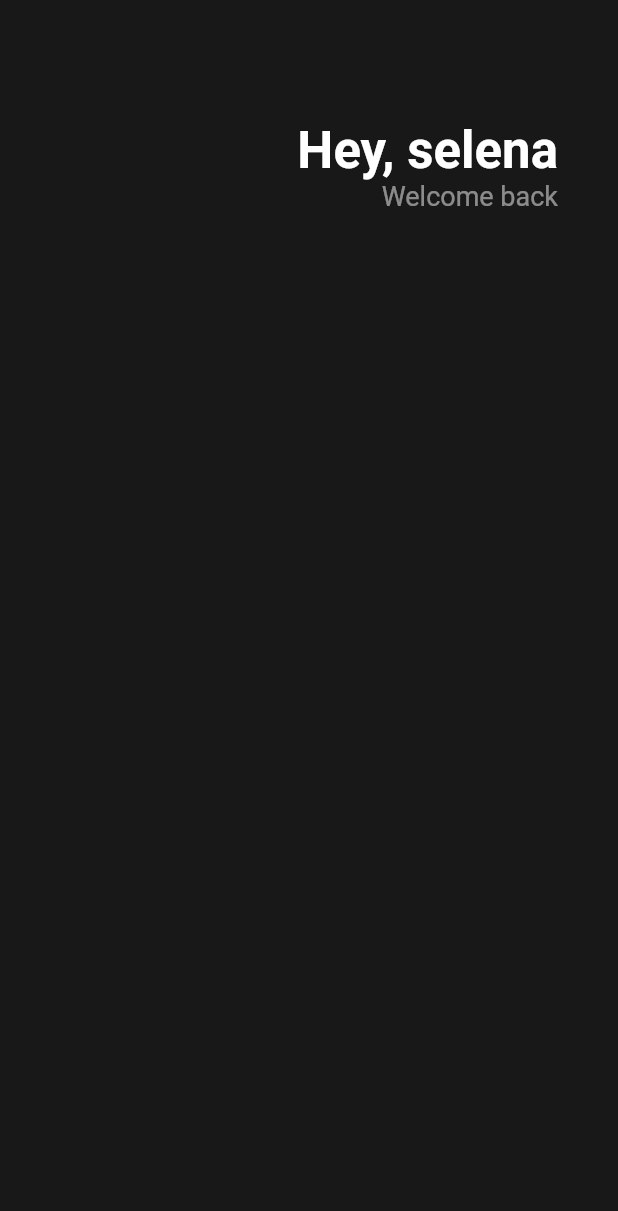
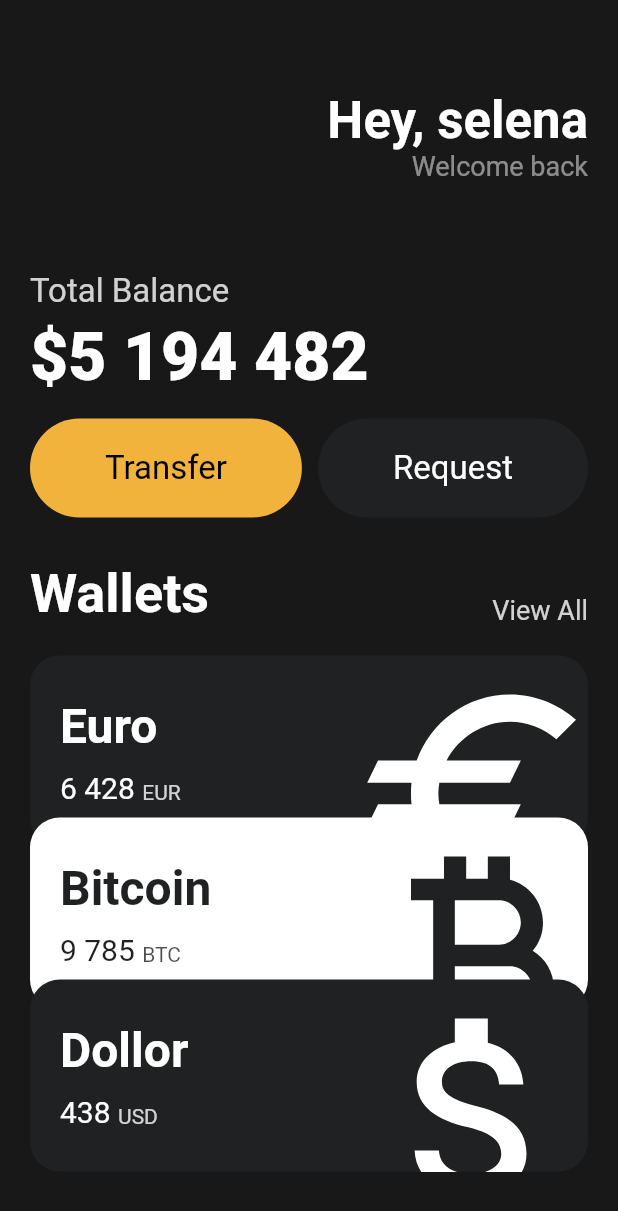
Before and after one commit to Oortsae/flutter_toonflix, a Flutter app: the screen it shows after launch, on a phone screen of 412 x 824 dp. Shown: the top 1211 px of the screen. Run offline on Flutter 3.47's test engine with Material 2 defaults, Android fonts, the phone set to English and light mode, and no system bars.

Commit message:
Day1_class

```diff
--- a/lib/main.dart
+++ b/lib/main.dart
@@ -1,4 +1,9 @@
 import 'package:flutter/material.dart';
+import 'package:toonflix/widgets/button.dart';
+import 'package:toonflix/widgets/currency_card.dart';
+
+const taxAmount = 15;
+const priceAmount = 30;
 
 void main() {
   runApp(App());
@@ -9,13 +14,15 @@ class App extends StatelessWidget {
   Widget build(BuildContext context) {
     return MaterialApp(
       home: Scaffold(
-        backgroundColor: Color(0xFF181818),
-        body: Padding(
-          padding: EdgeInsets.symmetric(horizontal: 40),
+        backgroundColor: const Color(0xFF181818),
+        body: SingleChildScrollView(
+          child: Padding(
+            padding: const EdgeInsets.symmetric(horizontal: 20),
             child: Column(
+              crossAxisAlignment: CrossAxisAlignment.start,
               children: [
-              SizedBox(
-                height: 80,
+                const SizedBox(
+                  height: 60,
                 ),
                 Row(
                   mainAxisAlignment: MainAxisAlignment.end,
@@ -23,7 +30,7 @@ class App extends StatelessWidget {
                     Column(
                       crossAxisAlignment: CrossAxisAlignment.end,
                       children: [
-                      Text(
+                        const Text(
                           'Hey, selena',
                           style: TextStyle(
                               color: Colors.white,
@@ -33,13 +40,111 @@ class App extends StatelessWidget {
                         Text(
                           'Welcome back',
                           style: TextStyle(
-                            color: Colors.white.withOpacity(0.5), fontSize: 18),
+                              color: Colors.white.withOpacity(0.5),
+                              fontSize: 18),
                         ),
                       ],
                     )
                   ],
                 ),
+                const SizedBox(
+                  height: 60,
+                ),
+                Text(
+                  'Total Balance',
+                  style: TextStyle(
+                      fontSize: 22, color: Colors.white.withOpacity(0.8)),
+                ),
+                const SizedBox(
+                  height: 5,
+                ),
+                const Text(
+                  '\$5 194 482',
+                  style: TextStyle(
+                      fontSize: 44,
+                      color: Colors.white,
+                      fontWeight: FontWeight.w800),
+                ),
+                const SizedBox(
+                  height: 15,
+                ),
+                Row(
+                  mainAxisAlignment: MainAxisAlignment.spaceBetween,
+                  children: const [
+                    Button(
+                      text: 'Transfer',
+                      bgColor: Color(0xFFF1B33B),
+                      textColor: Colors.black,
+                    ),
+                    Button(
+                      text: 'Request',
+                      bgColor: Color(0xFF1F2123),
+                      textColor: Colors.white,
+                    ),
                   ],
+                ),
+                const SizedBox(
+                  height: 30,
+                ),
+                Row(
+                  crossAxisAlignment: CrossAxisAlignment.end,
+                  mainAxisAlignment: MainAxisAlignment.spaceBetween,
+                  children: [
+                    const Text(
+                      'Wallets',
+                      style: TextStyle(
+                        color: Colors.white,
+                        fontSize: 36,
+                        fontWeight: FontWeight.w600,
+                      ),
+                    ),
+                    Text(
+                      'View All',
+                      style: TextStyle(
+                        color: Colors.white.withOpacity(0.8),
+                        fontSize: 18,
+                      ),
+                    ),
+                  ],
+                ),
+                const SizedBox(
+                  height: 20,
+                ),
+                const CurrencyCard(
+                  name: 'Euro',
+                  code: 'EUR',
+                  amount: '6 428',
+                  icon: Icons.euro,
+                  isInverted: false,
+                ),
+                Transform.translate(
+                  offset: const Offset(
+                    0,
+                    -20,
+                  ),
+                  child: const CurrencyCard(
+                    name: 'Bitcoin',
+                    code: 'BTC',
+                    amount: '9 785',
+                    icon: Icons.currency_bitcoin,
+                    isInverted: true,
+                  ),
+                ),
+                Transform.translate(
+                  offset: const Offset(
+                    0,
+                    -40,
+                  ),
+                  child: const CurrencyCard(
+                    name: 'Dollor',
+                    code: 'USD',
+                    amount: '438',
+                    icon: Icons.attach_money,
+                    isInverted: false,
+                  ),
+                )
+              ],
+            ),
           ),
         ),
       ),
--- /dev/null
+++ b/lib/widgets/button.dart
@@ -0,0 +1,35 @@
+import 'package:flutter/material.dart';
+
+class Button extends StatelessWidget {
+  final String text;
+  final Color bgColor;
+  final Color textColor;
+
+  const Button({
+    super.key,
+    required this.text,
+    required this.bgColor,
+    required this.textColor,
+  });
+
+  @override
+  Widget build(BuildContext context) {
+    return Container(
+      decoration: BoxDecoration(
+          color: bgColor, borderRadius: BorderRadius.circular(45)),
+      child: Padding(
+        padding: const EdgeInsets.symmetric(
+          vertical: 20,
+          horizontal: 50,
+        ),
+        child: Text(
+          text,
+          style: TextStyle(
+            color: textColor,
+            fontSize: 22,
+          ),
+        ),
+      ),
+    );
+  }
+}
--- /dev/null
+++ b/lib/widgets/currency_card.dart
@@ -0,0 +1,92 @@
+import 'package:flutter/material.dart';
+
+class CurrencyCard extends StatelessWidget {
+  final String name, code, amount;
+  final IconData icon;
+  final bool isInverted;
+
+  final _blackColor = const Color(0xFF1F2123);
+  final _whiteColor = Colors.white;
+
+  const CurrencyCard({
+    super.key,
+    required this.name,
+    required this.code,
+    required this.amount,
+    required this.icon,
+    required this.isInverted,
+  });
+
+  @override
+  Widget build(BuildContext context) {
+    return Container(
+      clipBehavior: Clip.hardEdge,
+      decoration: BoxDecoration(
+        color: isInverted ? _whiteColor : _blackColor,
+        borderRadius: BorderRadius.circular(20),
+      ),
+      child: Padding(
+        padding: const EdgeInsets.symmetric(
+          vertical: 20,
+          horizontal: 20,
+        ),
+        child: Row(
+          mainAxisAlignment: MainAxisAlignment.spaceBetween,
+          children: [
+            Column(
+              crossAxisAlignment: CrossAxisAlignment.start,
+              children: [
+                Text(
+                  name,
+                  style: TextStyle(
+                      color: isInverted ? _blackColor : _whiteColor,
+                      fontSize: 32,
+                      fontWeight: FontWeight.w600),
+                ),
+                const SizedBox(
+                  height: 10,
+                ),
+                Row(
+                  crossAxisAlignment: CrossAxisAlignment.end,
+                  children: [
+                    Text(
+                      amount,
+                      style: TextStyle(
+                          color: isInverted ? _blackColor : _whiteColor,
+                          fontSize: 20),
+                    ),
+                    const SizedBox(
+                      width: 5,
+                    ),
+                    Text(
+                      code,
+                      style: TextStyle(
+                        color: isInverted
+                            ? _blackColor.withOpacity(0.8)
+                            : _whiteColor.withOpacity(0.8),
+                      ),
+                    )
+                  ],
+                ),
+              ],
+            ),
+            Transform.scale(
+              scale: 2,
+              child: Transform.translate(
+                offset: const Offset(
+                  -5,
+                  14,
+                ),
+                child: Icon(
+                  icon,
+                  color: isInverted ? _blackColor : _whiteColor,
+                  size: 88,
+                ),
+              ),
+            ),
+          ],
+        ),
+      ),
+    );
+  }
+}
```
Also changed, not shown: 1 other file. Lines whose indentation alone changed are shown as unchanged.
